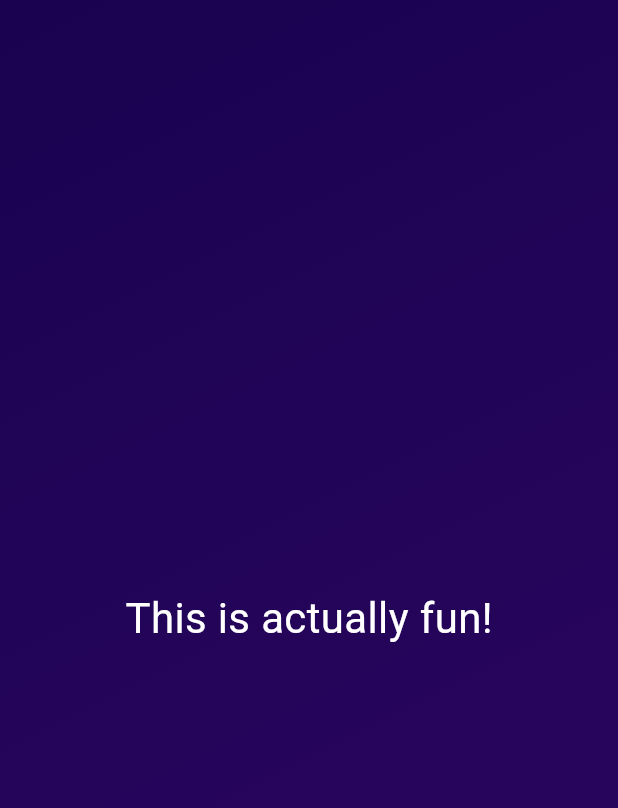
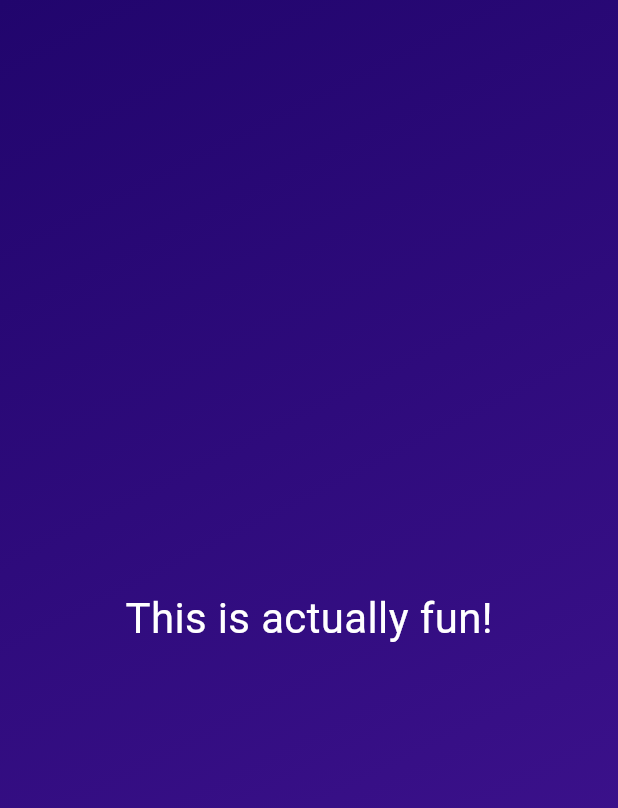
Before and after one commit to flutter-development-rboriba/first_app, a Flutter app: the screen it shows after launch, on a phone screen of 412 x 824 dp. Shown: the top 808 px of the screen. Run offline on Flutter 3.47's test engine with Material 3 defaults, Android fonts, the phone set to English and light mode, and no system bars.

Commit message:
10 Resusable widgets

```diff
--- a/lib/gradient_container.dart
+++ b/lib/gradient_container.dart
@@ -6,17 +6,17 @@ const startAlignment = Alignment.topLeft;
 const endAlignment = Alignment.bottomRight;
 
 class GradientContainer extends StatelessWidget {
-  const GradientContainer({super.key});
+  final Color color1;
+  final Color color2;
+
+  const GradientContainer(this.color1, this.color2, {super.key});
 
   @override
   Widget build(context) {
     return Container(
-        decoration: const BoxDecoration(
+        decoration: BoxDecoration(
             gradient: LinearGradient(
-          colors: [
-            Color.fromARGB(255, 26, 2, 80),
-            Color.fromARGB(255, 45, 7, 98),
-          ],
+          colors: [color1, color2],
           begin: startAlignment,
           end: endAlignment,
         )),
--- a/lib/main.dart
+++ b/lib/main.dart
@@ -5,7 +5,9 @@ import 'package:firstapp/gradient_container.dart';
 void main() {
   runApp(
     MaterialApp(
-      home: Scaffold(body: GradientContainer()),
+      home: Scaffold(
+          body: GradientContainer(Color.fromARGB(255, 33, 5, 109),
+              Color.fromARGB(255, 68, 21, 149))),
     ),
   );
 }
```
